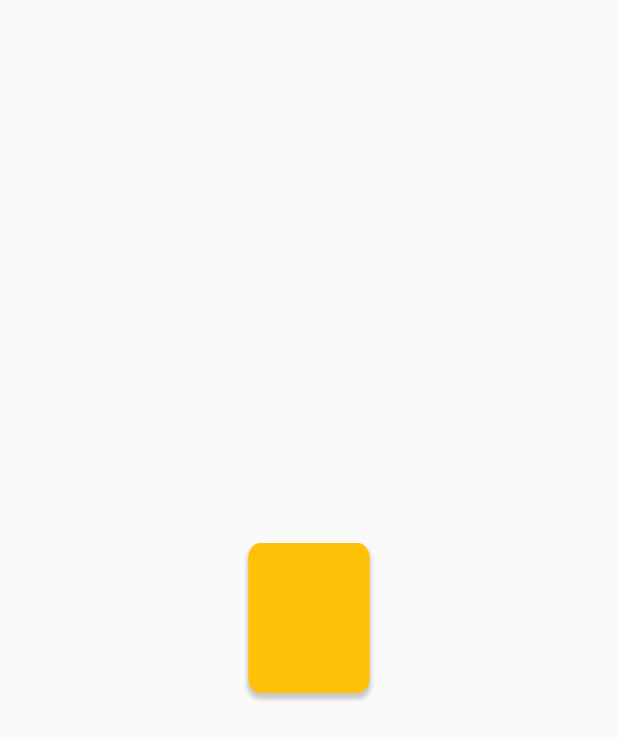
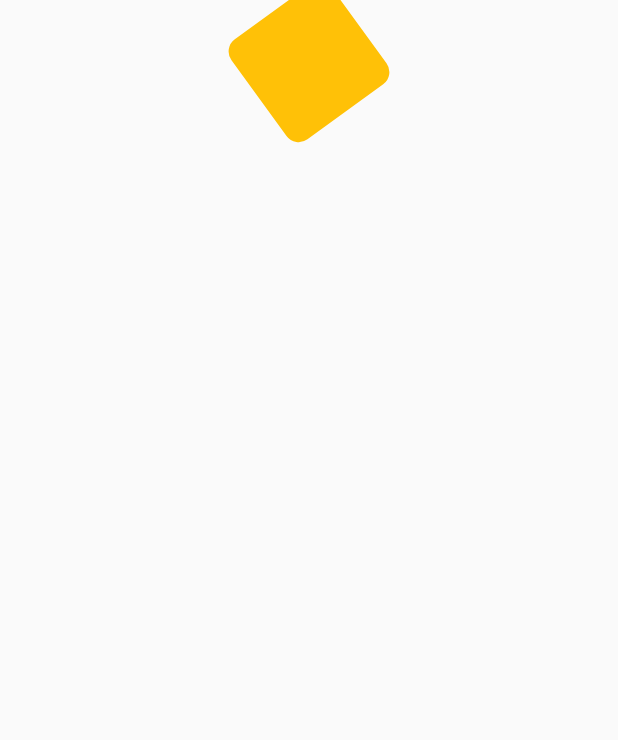
Before and after one commit to kodisinghe2021/flutter-animation, a Flutter app: the screen it shows after launch, on a phone screen of 412 x 824 dp. Shown: the top 740 px of the screen. Run offline on Flutter 3.47's test engine with Material 2 defaults, Android fonts, the light colour scheme and no system bars.

Commit message:
flip_card_sepatare

```diff
--- /dev/null
+++ b/lib/flip_card.dart
@@ -0,0 +1,63 @@
+import 'package:flutter/material.dart';
+import 'dart:math' show pi;
+
+class FlipContainer extends StatefulWidget {
+  const FlipContainer({super.key});
+
+  @override
+  State<FlipContainer> createState() => _FlipContainerState();
+}
+
+class _FlipContainerState extends State<FlipContainer>
+    with SingleTickerProviderStateMixin {
+  //^ creating objects
+  late AnimationController _controller;
+  late Animation _animation;
+
+  //^ initilize State
+  @override
+  void initState() {
+    //* initializing control objects
+    _controller = AnimationController(
+      vsync: this,
+      duration: const Duration(seconds: 2),
+    );
+
+    //* initializing animation objects
+    _animation = Tween<double>(
+      begin: 0.0,
+      end: 2 * pi,
+    ).animate(_controller);
+    _controller.repeat();
+
+    super.initState();
+  }
+
+  @override
+  void dispose() {
+    _controller.dispose();
+    super.dispose();
+  }
+
+  @override
+  Widget build(BuildContext context) {
+    final Size screenSize = MediaQuery.of(context).size;
+    return Center(
+      child: AnimatedBuilder(
+        animation: _controller,
+        builder: (context, child) => Transform(
+          alignment: Alignment.center,
+          transform: Matrix4.identity()..rotateZ(_animation.value),
+          child: Container(
+            width: screenSize.height * 0.1,
+            height: screenSize.height * 0.1,
+            decoration: BoxDecoration(
+              color: Colors.amber,
+              borderRadius: BorderRadius.circular(10),
+            ),
+          ),
+        ),
+      ),
+    );
+  }
+}
--- a/lib/home_page.dart
+++ b/lib/home_page.dart
@@ -1,72 +1,19 @@
+import 'package:anim_app/flip_card.dart';
 import 'package:flutter/material.dart';
-import 'dart:math' show pi;
 
-class HomePage extends StatefulWidget {
+class HomePage extends StatelessWidget {
   const HomePage({super.key});
-
-  @override
-  State<HomePage> createState() => _HomePageState();
-}
-
-class _HomePageState extends State<HomePage>
-    with SingleTickerProviderStateMixin {
-//* create AnimationCoontroller object
-  late AnimationController _controller;
-  late Animation<double> _animation;
-
-//* initialize the aimation
-  @override
-  void initState() {
-    //^
-    _controller = AnimationController(
-      vsync: this,
-      duration: const Duration(seconds: 2),
-    );
-    //^
-    _animation = Tween<double>(
-      begin: 0.0,
-      end: 2 * pi,
-    ).animate(_controller);
-    _controller.repeat();
-
-    super.initState();
-  }
-
-//* dispose animation
-  @override
-  void dispose() {
-    // TODO: implement dispose
-    _controller.dispose();
-    super.dispose();
-  }
-
 //* UI
   @override
   Widget build(BuildContext context) {
     return Scaffold(
-      body: Center(
-        child: AnimatedBuilder(
-          animation: _controller,
-          builder: (context, child) => Transform(
-            alignment: Alignment.center,
-            transform: Matrix4.identity()..rotateY(_animation.value),
-            child: Container(
-              width: 100,
-              height: 100,
-              decoration: BoxDecoration(
-                borderRadius: BorderRadius.circular(10),
-                color: Colors.amber,
-                boxShadow: [
-                  BoxShadow(
-                    color: Colors.black.withOpacity(.2),
-                    spreadRadius: 1,
-                    blurRadius: 2,
-                    offset: const Offset(0, 3),
-                  ),
-                ],
-              ),
-            ),
-          ),
+      body: SizedBox(
+        width: MediaQuery.of(context).size.width,
+        height: MediaQuery.of(context).size.height,
+        child: Column(
+          children: const [
+            FlipContainer(),
+          ],
         ),
       ),
     );
```
